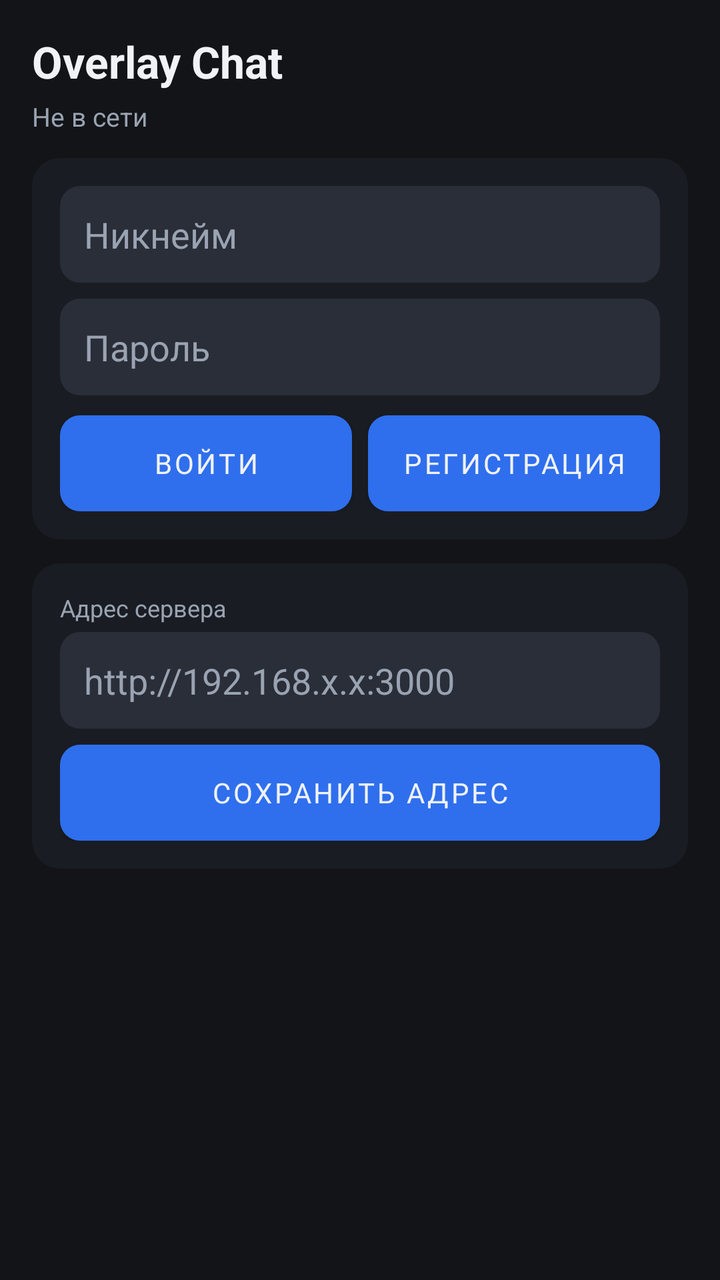
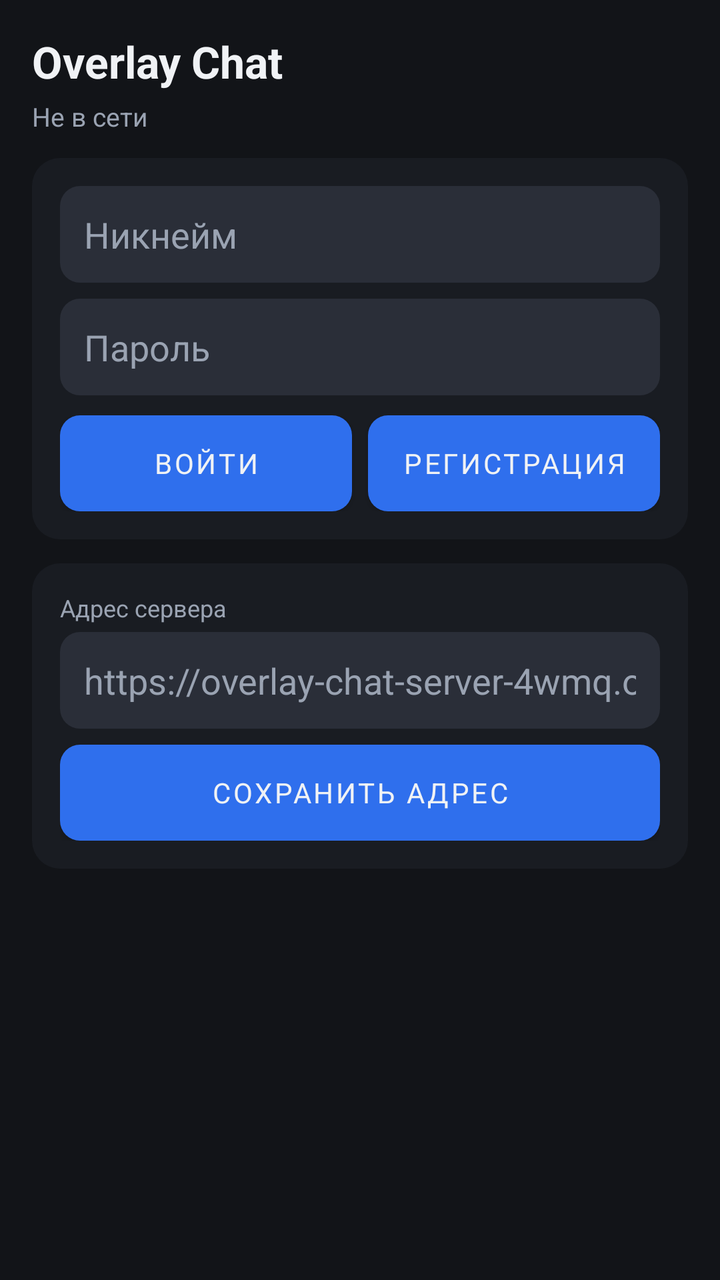

An Android layout rendered at two revisions. The XML below is the earlier revision; the diff shows what the commit changed to produce the second picture.
<!-- AndroidManifest.xml: application theme Theme.OverlayChat -->
<!-- res/layout/activity_main.xml -->
<?xml version="1.0" encoding="utf-8"?>
<LinearLayout xmlns:android="http://schemas.android.com/apk/res/android"
    android:layout_width="match_parent"
    android:layout_height="match_parent"
    android:orientation="vertical"
    android:background="#121418"
    android:padding="16dp">

    <TextView
        android:layout_width="match_parent"
        android:layout_height="wrap_content"
        android:text="Overlay Chat"
        android:textColor="@color/text"
        android:textSize="22sp"
        android:textStyle="bold" />

    <TextView
        android:id="@+id/statusText"
        android:layout_width="match_parent"
        android:layout_height="wrap_content"
        android:textColor="@color/muted"
        android:textSize="13sp"
        android:layout_marginTop="4dp"
        android:text="Не в сети" />

    
    <LinearLayout
        android:id="@+id/authPanel"
        android:layout_width="match_parent"
        android:layout_height="wrap_content"
        android:orientation="vertical"
        android:background="@drawable/bg_panel"
        android:padding="14dp"
        android:layout_marginTop="12dp">

        <EditText
            android:id="@+id/inputNick"
            android:layout_width="match_parent"
            android:layout_height="wrap_content"
            android:hint="Никнейм"
            android:inputType="text"
            android:maxLength="24"
            android:textColor="@color/text"
            android:textColorHint="@color/muted"
            android:background="@drawable/bg_input"
            android:padding="12dp" />

        <EditText
            android:id="@+id/inputPass"
            android:layout_width="match_parent"
            android:layout_height="wrap_content"
            android:hint="Пароль"
            android:inputType="textPassword"
            android:textColor="@color/text"
            android:textColorHint="@color/muted"
            android:background="@drawable/bg_input"
            android:padding="12dp"
            android:layout_marginTop="8dp" />

        <LinearLayout
            android:layout_width="match_parent"
            android:layout_height="wrap_content"
            android:orientation="horizontal"
            android:layout_marginTop="10dp">

            <Button
                android:id="@+id/btnLogin"
                android:layout_width="0dp"
                android:layout_height="wrap_content"
                android:layout_weight="1"
                android:text="Войти"
                android:background="@drawable/bg_btn"
                android:textColor="@color/text" />

            <Space
                android:layout_width="8dp"
                android:layout_height="1dp" />

            <Button
                android:id="@+id/btnRegister"
                android:layout_width="0dp"
                android:layout_height="wrap_content"
                android:layout_weight="1"
                android:text="Регистрация"
                android:background="@drawable/bg_btn"
                android:textColor="@color/text" />
        </LinearLayout>
    </LinearLayout>

    
    <LinearLayout
        android:layout_width="match_parent"
        android:layout_height="wrap_content"
        android:orientation="vertical"
        android:background="@drawable/bg_panel"
        android:padding="14dp"
        android:layout_marginTop="12dp">

        <TextView
            android:layout_width="match_parent"
            android:layout_height="wrap_content"
            android:text="Адрес сервера"
            android:textColor="@color/muted"
            android:textSize="12sp" />

        <EditText
            android:id="@+id/inputServer"
            android:layout_width="match_parent"
            android:layout_height="wrap_content"
            android:hint="http://192.168.x.x:3000"
            android:inputType="textUri"
            android:textColor="@color/text"
            android:textColorHint="@color/muted"
            android:background="@drawable/bg_input"
            android:padding="12dp"
            android:layout_marginTop="4dp" />

        <Button
            android:id="@+id/btnSaveServer"
            android:layout_width="match_parent"
            android:layout_height="wrap_content"
            android:text="Сохранить адрес"
            android:layout_marginTop="8dp"
            android:background="@drawable/bg_btn"
            android:textColor="@color/text" />
    </LinearLayout>

    
    <LinearLayout
        android:id="@+id/mainPanel"
        android:layout_width="match_parent"
        android:layout_height="0dp"
        android:layout_weight="1"
        android:orientation="vertical"
        android:visibility="gone"
        android:layout_marginTop="12dp">

        <Button
            android:id="@+id/btnOverlay"
            android:layout_width="match_parent"
            android:layout_height="wrap_content"
            android:text="Показать оверлей поверх игр"
            android:background="@drawable/bg_btn"
            android:textColor="@color/text" />

        <Button
            android:id="@+id/btnStopOverlay"
            android:layout_width="match_parent"
            android:layout_height="wrap_content"
            android:text="Скрыть оверлей"
            android:layout_marginTop="6dp"
            android:background="@drawable/bg_btn"
            android:textColor="@color/text" />

        <TextView
            android:layout_width="match_parent"
            android:layout_height="wrap_content"
            android:text="Друзья / комнаты — в оверлее или ниже"
            android:textColor="@color/muted"
            android:textSize="12sp"
            android:layout_marginTop="10dp" />

        <LinearLayout
            android:layout_width="match_parent"
            android:layout_height="wrap_content"
            android:orientation="horizontal"
            android:layout_marginTop="6dp">

            <EditText
                android:id="@+id/inputFriend"
                android:layout_width="0dp"
                android:layout_height="wrap_content"
                android:layout_weight="1"
                android:hint="Ник друга"
                android:textColor="@color/text"
                android:textColorHint="@color/muted"
                android:background="@drawable/bg_input"
                android:padding="10dp" />

            <Button
                android:id="@+id/btnAddFriend"
                android:layout_width="wrap_content"
                android:layout_height="wrap_content"
                android:text="Добавить"
                android:layout_marginStart="6dp"
                android:background="@drawable/bg_btn"
                android:textColor="@color/text" />
        </LinearLayout>

        <LinearLayout
            android:layout_width="match_parent"
            android:layout_height="wrap_content"
            android:orientation="horizontal"
            android:layout_marginTop="6dp">

            <EditText
                android:id="@+id/inputRoom"
                android:layout_width="0dp"
                android:layout_height="wrap_content"
                android:layout_weight="1"
                android:hint="Код / название комнаты"
                android:textColor="@color/text"
                android:textColorHint="@color/muted"
                android:background="@drawable/bg_input"
                android:padding="10dp" />

            <Button
                android:id="@+id/btnJoinRoom"
                android:layout_width="wrap_content"
                android:layout_height="wrap_content"
                android:text="Войти"
                android:layout_marginStart="6dp"
                android:background="@drawable/bg_btn"
                android:textColor="@color/text" />

            <Button
                android:id="@+id/btnCreateRoom"
                android:layout_width="wrap_content"
                android:layout_height="wrap_content"
                android:text="Создать"
                android:layout_marginStart="4dp"
                android:background="@drawable/bg_btn"
                android:textColor="@color/text" />
        </LinearLayout>

        <ScrollView
            android:layout_width="match_parent"
            android:layout_height="0dp"
            android:layout_weight="1"
            android:layout_marginTop="8dp">

            <TextView
                android:id="@+id/listInfo"
                android:layout_width="match_parent"
                android:layout_height="wrap_content"
                android:textColor="@color/text"
                android:textSize="13sp"
                android:fontFamily="monospace"
                android:text="" />
        </ScrollView>

        <Button
            android:id="@+id/btnLogout"
            android:layout_width="match_parent"
            android:layout_height="wrap_content"
            android:text="Выйти"
            android:textColor="@color/danger" />
    </LinearLayout>

    <TextView
        android:id="@+id/errorText"
        android:layout_width="match_parent"
        android:layout_height="wrap_content"
        android:textColor="@color/danger"
        android:textSize="13sp"
        android:visibility="gone" />
</LinearLayout>
<!-- resources referenced by this layout -->
<resources>
  <color name="danger">#E25555</color>
  <color name="muted">#9AA3B2</color>
  <color name="text">#F0F2F5</color>
  <!-- drawable bg_btn (drawable) -->
  <?xml version="1.0" encoding="utf-8"?>
  <shape xmlns:android="http://schemas.android.com/apk/res/android">
      <solid android:color="@color/accent" />
      <corners android:radius="10dp" />
  </shape>
  <!-- drawable bg_input (drawable) -->
  <?xml version="1.0" encoding="utf-8"?>
  <shape xmlns:android="http://schemas.android.com/apk/res/android">
      <solid android:color="#2A2E38" />
      <corners android:radius="10dp" />
  </shape>
  <!-- drawable bg_panel (drawable) -->
  <?xml version="1.0" encoding="utf-8"?>
  <shape xmlns:android="http://schemas.android.com/apk/res/android">
      <solid android:color="@color/panel" />
      <corners android:radius="14dp" />
  </shape>
  <style name="Theme.OverlayChat" parent="Theme.MaterialComponents.DayNight.NoActionBar">
          <item name="colorPrimary">@color/accent</item>
          <item name="colorPrimaryVariant">@color/accent_dim</item>
          <item name="colorOnPrimary">@color/text</item>
          <item name="android:statusBarColor">#121418</item>
          <item name="android:navigationBarColor">#121418</item>
          <item name="android:windowBackground">#121418</item>
          <item name="android:textColorPrimary">@color/text</item>
          <item name="android:fontFamily">sans-serif</item>
      </style>
  <color name="accent">#2F6FED</color>
  <color name="panel">#F01A1D24</color>
  <color name="accent_dim">#1A3A7A</color>
</resources>

<!-- the commit's change to res/layout/activity_main.xml (unified diff, before → after) -->
@@ -107,7 +107,7 @@
             android:id="@+id/inputServer"
             android:layout_width="match_parent"
             android:layout_height="wrap_content"
-            android:hint="http://192.168.x.x:3000"
+            android:hint="https://overlay-chat-server-4wmq.onrender.com"
             android:inputType="textUri"
             android:textColor="@color/text"
             android:textColorHint="@color/muted"
